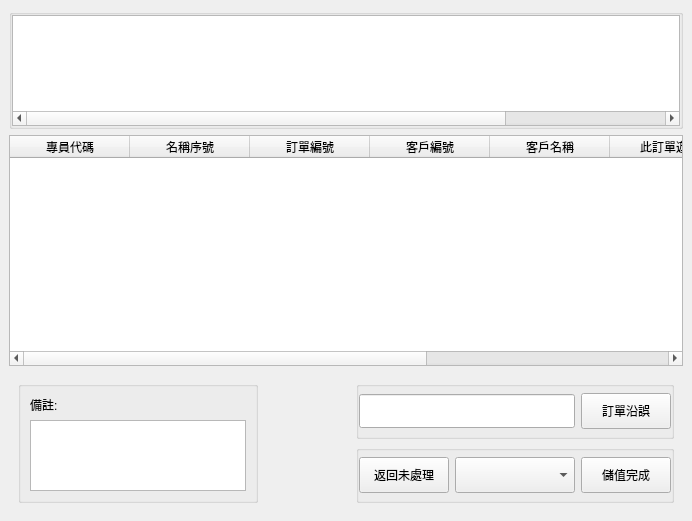
First picture: the form in src/AdbClient/StageOrder/LayerGetOrder1.ui, repository roger0816/Adb, before the edit.
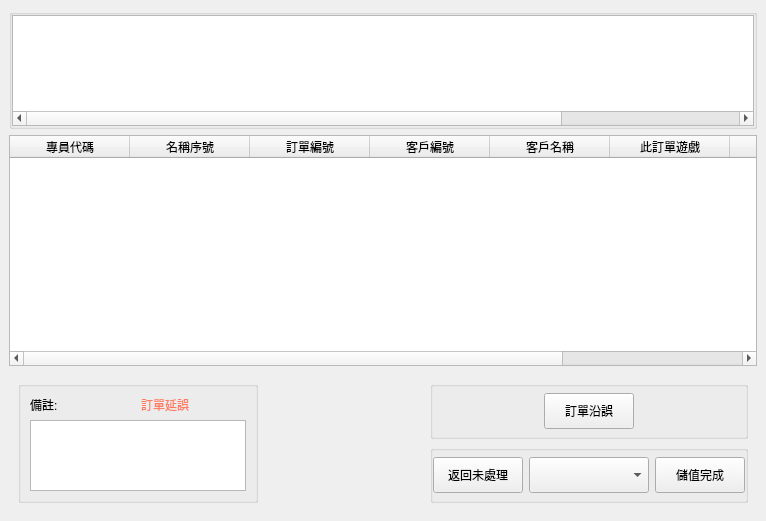
Second picture: the form after the edit. Custom widgets are drawn as their Qt base class.

Diff of the .ui file:
```diff
--- a/src/AdbClient/StageOrder/LayerGetOrder1.ui
+++ b/src/AdbClient/StageOrder/LayerGetOrder1.ui
@@ -203,47 +203,8 @@
         </property>
         <widget class="QWidget" name="page0"/>
         <widget class="QWidget" name="page1">
-         <layout class="QGridLayout" name="gridLayout_4" columnstretch="1,0,0">
-          <item row="0" column="0" rowspan="2">
-           <widget class="QGroupBox" name="groupBox">
-            <property name="minimumSize">
-             <size>
-              <width>240</width>
-              <height>0</height>
-             </size>
-            </property>
-            <property name="maximumSize">
-             <size>
-              <width>240</width>
-              <height>200</height>
-             </size>
-            </property>
-            <layout class="QVBoxLayout" name="verticalLayout_2">
-             <item>
-              <widget class="QLabel" name="label">
-               <property name="text">
-                <string>備註:</string>
-               </property>
-              </widget>
-             </item>
-             <item>
-              <widget class="QTextEdit" name="textEdit">
-               <property name="styleSheet">
-                <string notr="true">font: 16px &quot;Microsoft JhengHei UI&quot;;</string>
-               </property>
-               <property name="html">
-                <string>&lt;!DOCTYPE HTML PUBLIC &quot;-//W3C//DTD HTML 4.0//EN&quot; &quot;http://www.w3.org/TR/REC-html40/strict.dtd&quot;&gt;
-&lt;html&gt;&lt;head&gt;&lt;meta name=&quot;qrichtext&quot; content=&quot;1&quot; /&gt;&lt;meta charset=&quot;utf-8&quot; /&gt;&lt;style type=&quot;text/css&quot;&gt;
-p, li { white-space: pre-wrap; }
-&lt;/style&gt;&lt;/head&gt;&lt;body style=&quot; font-family:'Microsoft JhengHei UI'; font-size:16px; font-weight:400; font-style:normal;&quot;&gt;
-&lt;p style=&quot;-qt-paragraph-type:empty; margin-top:0px; margin-bottom:0px; margin-left:0px; margin-right:0px; -qt-block-indent:0; text-indent:0px;&quot;&gt;&lt;br /&gt;&lt;/p&gt;&lt;/body&gt;&lt;/html&gt;</string>
-               </property>
-              </widget>
-             </item>
-            </layout>
-           </widget>
-          </item>
-          <item row="0" column="2">
+         <layout class="QGridLayout" name="gridLayout_4" columnstretch="1,0,0,0,0">
+          <item row="0" column="4">
            <widget class="QGroupBox" name="groupBox_4">
             <layout class="QHBoxLayout" name="horizontalLayout_2">
              <property name="leftMargin">
@@ -259,17 +220,7 @@
               <number>0</number>
              </property>
              <item>
-              <widget class="QLineEdit" name="lineEdit">
-               <property name="minimumSize">
-                <size>
-                 <width>0</width>
-                 <height>34</height>
-                </size>
-               </property>
-              </widget>
-             </item>
-             <item>
-              <widget class="QPushButton" name="pushButton">
+              <widget class="QPushButton" name="btnDelay">
                <property name="minimumSize">
                 <size>
                  <width>90</width>
@@ -285,12 +236,28 @@
                <property name="text">
                 <string>訂單沿誤</string>
                </property>
+               <property name="checkable">
+                <bool>true</bool>
+               </property>
               </widget>
              </item>
             </layout>
            </widget>
           </item>
-          <item row="1" column="2">
+          <item row="0" column="1" rowspan="2">
+           <spacer name="horizontalSpacer">
+            <property name="orientation">
+             <enum>Qt::Horizontal</enum>
+            </property>
+            <property name="sizeHint" stdset="0">
+             <size>
+              <width>40</width>
+              <height>20</height>
+             </size>
+            </property>
+           </spacer>
+          </item>
+          <item row="1" column="4">
            <widget class="QGroupBox" name="groupBox_3">
             <property name="minimumSize">
              <size>
@@ -368,8 +335,67 @@
             </layout>
            </widget>
           </item>
-          <item row="0" column="1" rowspan="2">
-           <spacer name="horizontalSpacer">
+          <item row="0" column="2" rowspan="2">
+           <widget class="ItemPic" name="wPic0" native="true">
+            <property name="minimumSize">
+             <size>
+              <width>160</width>
+              <height>120</height>
+             </size>
+            </property>
+           </widget>
+          </item>
+          <item row="0" column="0" rowspan="2">
+           <widget class="QGroupBox" name="groupBox">
+            <property name="minimumSize">
+             <size>
+              <width>240</width>
+              <height>0</height>
+             </size>
+            </property>
+            <property name="maximumSize">
+             <size>
+              <width>240</width>
+              <height>200</height>
+             </size>
+            </property>
+            <layout class="QGridLayout" name="gridLayout_5">
+             <item row="0" column="0">
+              <widget class="QLabel" name="label">
+               <property name="text">
+                <string>備註:</string>
+               </property>
+              </widget>
+             </item>
+             <item row="0" column="1">
+              <widget class="QLabel" name="lbDelay">
+               <property name="styleSheet">
+                <string notr="true">color: rgb(255, 124, 98);</string>
+               </property>
+               <property name="text">
+                <string>訂單延誤</string>
+               </property>
+              </widget>
+             </item>
+             <item row="2" column="0" colspan="2">
+              <widget class="QTextEdit" name="txNote">
+               <property name="styleSheet">
+                <string notr="true">font: 16px &quot;Microsoft JhengHei UI&quot;;</string>
+               </property>
+               <property name="html">
+                <string>&lt;!DOCTYPE HTML PUBLIC &quot;-//W3C//DTD HTML 4.0//EN&quot; &quot;http://www.w3.org/TR/REC-html40/strict.dtd&quot;&gt;
+&lt;html&gt;&lt;head&gt;&lt;meta name=&quot;qrichtext&quot; content=&quot;1&quot; /&gt;&lt;meta charset=&quot;utf-8&quot; /&gt;&lt;style type=&quot;text/css&quot;&gt;
+p, li { white-space: pre-wrap; }
+&lt;/style&gt;&lt;/head&gt;&lt;body style=&quot; font-family:'Microsoft JhengHei UI'; font-size:16px; font-weight:400; font-style:normal;&quot;&gt;
+&lt;p style=&quot;-qt-paragraph-type:empty; margin-top:0px; margin-bottom:0px; margin-left:0px; margin-right:0px; -qt-block-indent:0; text-indent:0px;&quot;&gt;&lt;br /&gt;&lt;/p&gt;&lt;/body&gt;&lt;/html&gt;</string>
+               </property>
+              </widget>
+             </item>
+            </layout>
+           </widget>
+          </item>
+          <item row="0" column="3">
+           <spacer name="horizontalSpacer_2">
             <property name="orientation">
              <enum>Qt::Horizontal</enum>
             </property>
@@ -390,6 +416,14 @@
    </item>
   </layout>
  </widget>
+ <customwidgets>
+  <customwidget>
+   <class>ItemPic</class>
+   <extends>QWidget</extends>
+   <header>ItemPic.h</header>
+   <container>1</container>
+  </customwidget>
+ </customwidgets>
  <resources/>
  <connections/>
 </ui>
```
